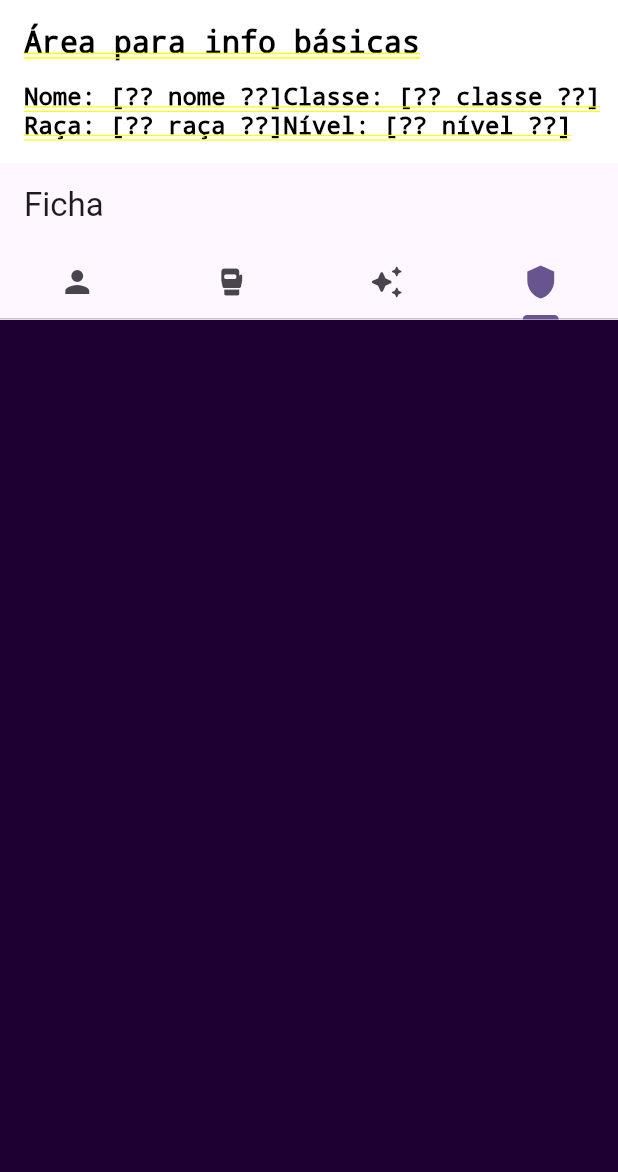
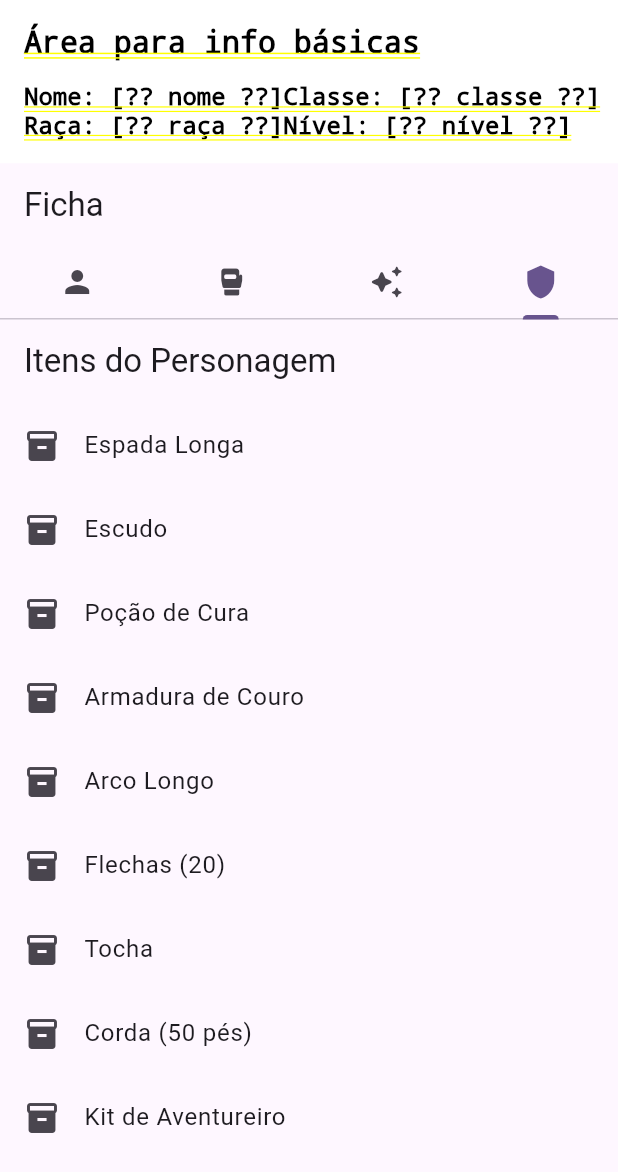
Before and after one commit to jonathastfm/ezio_projects, a Flutter app: the screen it shows after launch, tab 4 chosen, on a phone screen of 412 x 824 dp. Shown: the top 1172 px of the screen. Run offline on Flutter 3.47's test engine with Material 3 defaults, Android fonts, the phone set to English and light mode, and no system bars; our stand-ins replace cloud_firestore, firebase_core; accounts and stored records are empty.

Commit message:
Refactor code to add options for choosing weapons, abilities, items, and spells

```diff
--- /dev/null
+++ b/com_ezio_osrpjas/lib/pages/Itens_Ficha.dart
@@ -0,0 +1,39 @@
+import 'package:flutter/material.dart';
+
+class Itens_Ficha extends StatelessWidget {
+  final List<String> itens = [
+    'Espada Longa',
+    'Escudo',
+    'Poção de Cura',
+    'Armadura de Couro',
+    'Arco Longo',
+    'Flechas (20)',
+    'Tocha',
+    'Corda (50 pés)',
+    'Kit de Aventureiro'
+  ];
+
+  @override
+  Widget build(BuildContext context) {
+    return Scaffold(
+      appBar: AppBar(
+        title: Text('Itens do Personagem'),
+      ),
+      body: ListView.builder(
+        itemCount: itens.length,
+        itemBuilder: (context, index) {
+          return ListTile(
+            leading: Icon(Icons.inventory),
+            title: Text(itens[index]),
+          );
+        },
+      ),
+    );
+  }
+}
+
+void main() {
+  runApp(MaterialApp(
+    home: Itens_Ficha(),
+  ));
+}
--- a/com_ezio_osrpjas/lib/pages/header.dart
+++ b/com_ezio_osrpjas/lib/pages/header.dart
@@ -1,3 +1,6 @@
+import 'package:com_ezio_osrpjas/pages/Habilidades_Ficha.dart';
+import 'package:com_ezio_osrpjas/pages/Itens_Ficha.dart';
+import 'package:com_ezio_osrpjas/pages/Magias_Ficha.dart';
 import 'package:flutter/material.dart';
 import 'package:com_ezio_osrpjas/pages/Tela_Ficha.dart';
 
@@ -84,21 +87,12 @@ class Header extends StatelessWidget {
                 ),
                 title: const Text('Ficha'),
               ),
-              body: const TabBarView(
+              body: TabBarView(
                 children: [
-                  // Primeira aba com Tela_Ficha()
-                  Tela_Ficha(),
-
-                  // Outras abas com cores de fundo diferentes
-                  ColoredBox(
-                    color: Color.fromARGB(255, 21, 0, 32),
-                  ),
-                  ColoredBox(
-                    color: Color.fromARGB(255, 31, 0, 51),
-                  ),
-                  ColoredBox(
-                    color: Color.fromARGB(255, 31, 0, 51),
-                  ),
+                  const Tela_Ficha(),
+                  Habilidades_Ficha(),
+                  Magias_Ficha(),
+                  Itens_Ficha(),
                 ],
               ),
             ),
```
Also changed, not shown: com_ezio_osrpjas/lib/pages/Habilidades_Ficha.dart (added, +37 -0 lines), com_ezio_osrpjas/lib/pages/Magias_Ficha.dart (added, +51 -0 lines).
